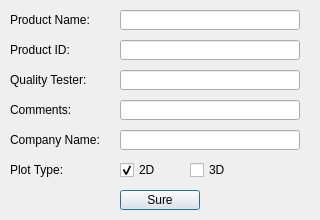
The window that Image_mask_recognition/dialog/exportreport_dialog.ui (lucky-billy/Sirius-Pro_Free) describes before a commit, drawn with Qt 5.
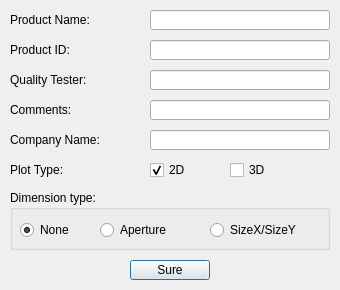
The same window after the commit.

Diff of the .ui file:
```diff
--- a/Image_mask_recognition/dialog/exportreport_dialog.ui
+++ b/Image_mask_recognition/dialog/exportreport_dialog.ui
@@ -6,8 +6,8 @@
    <rect>
     <x>0</x>
     <y>0</y>
-    <width>320</width>
-    <height>220</height>
+    <width>340</width>
+    <height>290</height>
    </rect>
   </property>
   <property name="windowTitle">
@@ -44,7 +44,7 @@
     <rect>
      <x>10</x>
      <y>70</y>
-     <width>100</width>
+     <width>120</width>
      <height>20</height>
     </rect>
    </property>
@@ -94,7 +94,7 @@
   <widget class="QLineEdit" name="lineEdit_1">
    <property name="geometry">
     <rect>
-     <x>120</x>
+     <x>150</x>
      <y>10</y>
      <width>180</width>
      <height>20</height>
@@ -107,7 +107,7 @@
   <widget class="QLineEdit" name="lineEdit_2">
    <property name="geometry">
     <rect>
-     <x>120</x>
+     <x>150</x>
      <y>40</y>
      <width>180</width>
      <height>20</height>
@@ -120,7 +120,7 @@
   <widget class="QLineEdit" name="lineEdit_3">
    <property name="geometry">
     <rect>
-     <x>120</x>
+     <x>150</x>
      <y>70</y>
      <width>180</width>
      <height>20</height>
@@ -133,7 +133,7 @@
   <widget class="QLineEdit" name="lineEdit_4">
    <property name="geometry">
     <rect>
-     <x>120</x>
+     <x>150</x>
      <y>100</y>
      <width>180</width>
      <height>20</height>
@@ -146,7 +146,7 @@
   <widget class="QLineEdit" name="lineEdit_5">
    <property name="geometry">
     <rect>
-     <x>120</x>
+     <x>150</x>
      <y>130</y>
      <width>180</width>
      <height>20</height>
@@ -159,7 +159,7 @@
   <widget class="QCheckBox" name="checkBox_2D">
    <property name="geometry">
     <rect>
-     <x>120</x>
+     <x>150</x>
      <y>160</y>
      <width>60</width>
      <height>20</height>
@@ -175,7 +175,7 @@
   <widget class="QCheckBox" name="checkBox_3D">
    <property name="geometry">
     <rect>
-     <x>190</x>
+     <x>230</x>
      <y>160</y>
      <width>60</width>
      <height>20</height>
@@ -188,8 +188,8 @@
   <widget class="QPushButton" name="sureBtn">
    <property name="geometry">
     <rect>
-     <x>120</x>
-     <y>190</y>
+     <x>130</x>
+     <y>260</y>
      <width>80</width>
      <height>20</height>
     </rect>
@@ -198,6 +198,61 @@
     <string>Sure</string>
    </property>
   </widget>
+  <widget class="QGroupBox" name="groupBox">
+   <property name="geometry">
+    <rect>
+     <x>10</x>
+     <y>190</y>
+     <width>320</width>
+     <height>60</height>
+    </rect>
+   </property>
+   <property name="title">
+    <string>Dimension type:</string>
+   </property>
+   <widget class="QRadioButton" name="rbtn_none">
+    <property name="geometry">
+     <rect>
+      <x>10</x>
+      <y>30</y>
+      <width>70</width>
+      <height>20</height>
+     </rect>
+    </property>
+    <property name="text">
+     <string>None</string>
+    </property>
+    <property name="checked">
+     <bool>true</bool>
+    </property>
+   </widget>
+   <widget class="QRadioButton" name="rbtn_aperture">
+    <property name="geometry">
+     <rect>
+      <x>90</x>
+      <y>30</y>
+      <width>100</width>
+      <height>20</height>
+     </rect>
+    </property>
+    <property name="text">
+     <string>Aperture</string>
+    </property>
+   </widget>
+   <widget class="QRadioButton" name="rbtn_sizeXY">
+    <property name="geometry">
+     <rect>
+      <x>200</x>
+      <y>30</y>
+      <width>120</width>
+      <height>20</height>
+     </rect>
+    </property>
+    <property name="text">
+     <string>SizeX/SizeY</string>
+    </property>
+   </widget>
+  </widget>
  </widget>
  <resources/>
  <connections/>
```
